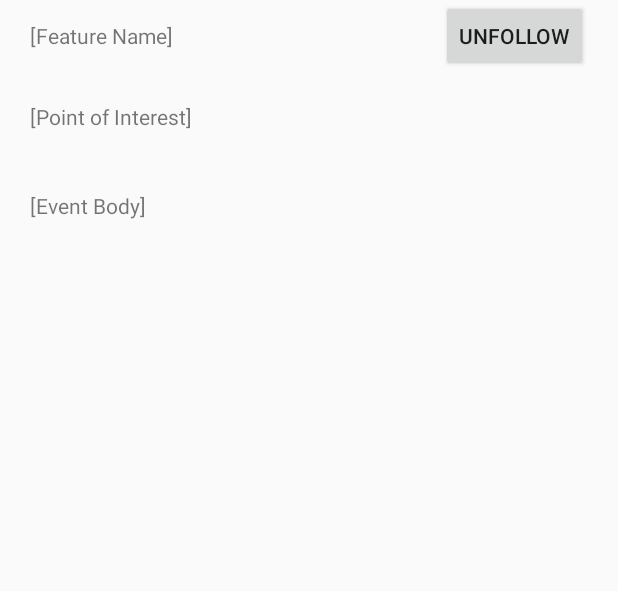
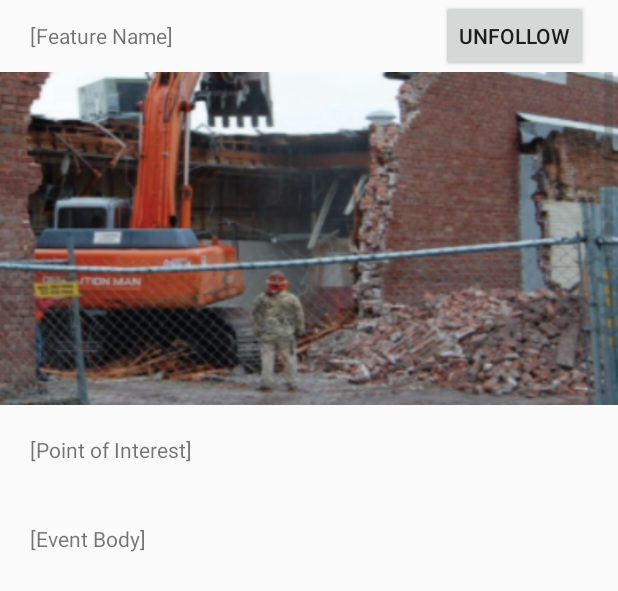
Before and after one commit to kathylogan/ICE_HelloWorld, an Android app: the layout secondary_page.xml on its own in the app's theme, with its tools: preview values and no code run, on a phone screen of 412 x 824 dp. Shown: the top 591 px of the screen. Run offline under Robolectric (Android 15) with nearby library versions, the phone set to English and light mode, and no system bars.

Commit message:
Add placeholder image

```diff
--- a/app/src/main/res/layout/secondary_page.xml
+++ b/app/src/main/res/layout/secondary_page.xml
@@ -1,5 +1,6 @@
 <?xml version="1.0" encoding="utf-8"?>
 <RelativeLayout xmlns:android="http://schemas.android.com/apk/res/android"
+    xmlns:app="http://schemas.android.com/apk/res-auto"
     xmlns:tools="http://schemas.android.com/tools"
     android:layout_width="match_parent"
     android:layout_height="match_parent">
@@ -43,6 +44,15 @@
                 android:layout_marginRight="20dp" />
 
         </RelativeLayout>
+
+        <ImageView
+            android:layout_width="match_parent"
+            android:layout_height="wrap_content"
+            app:srcCompat="@drawable/dummy_point_of_interest"
+            android:id="@+id/poiProfile"
+            android:scaleType="centerCrop"
+            android:adjustViewBounds="true"
+            android:cropToPadding="false" />
 
         <TextView
             android:text="[Point of Interest]"
```
Also changed, not shown: app/src/main/res/drawable/dummy_point_of_interest.png (added).
